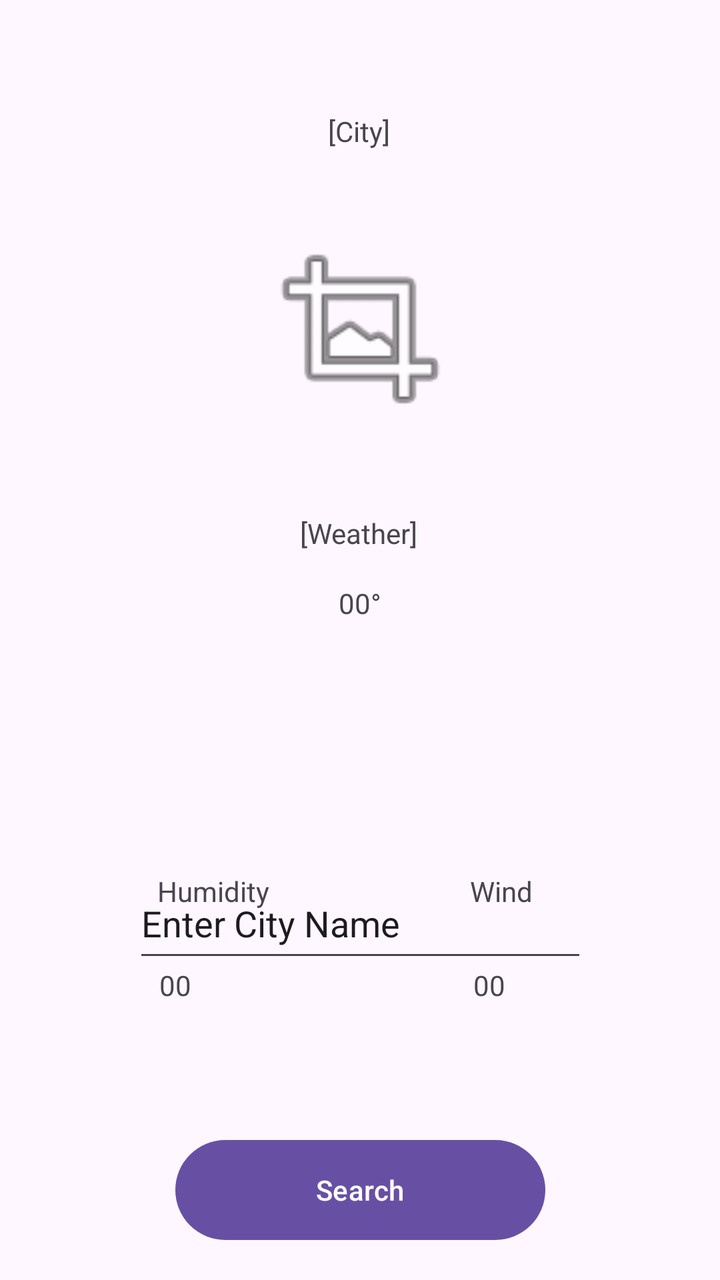
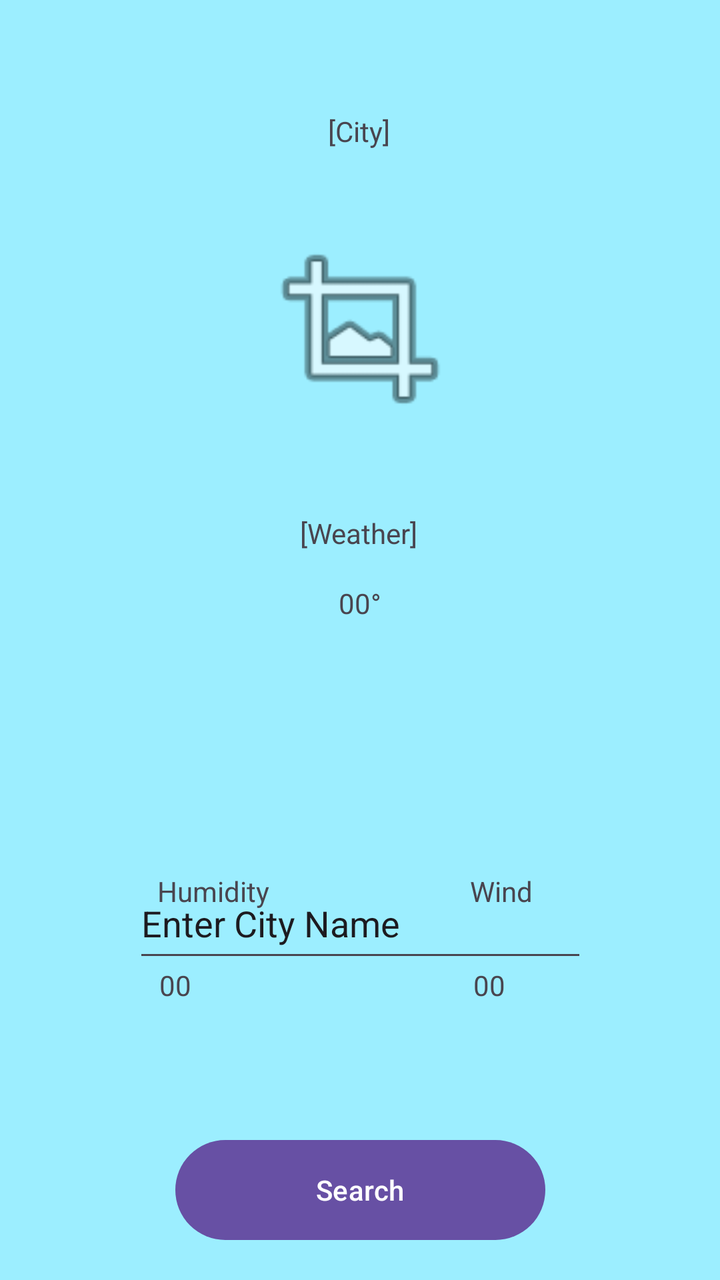

The first picture is an Android layout as it rendered before a commit; the second is the same layout after the commit. The layout source and the unified diff follow.
<!-- AndroidManifest.xml: application theme Theme.AndroidWeather -->
<!-- res/layout/activity_main.xml -->
<?xml version="1.0" encoding="utf-8"?>
<androidx.constraintlayout.widget.ConstraintLayout xmlns:android="http://schemas.android.com/apk/res/android"
    xmlns:app="http://schemas.android.com/apk/res-auto"
    xmlns:tools="http://schemas.android.com/tools"
    android:id="@+id/main"
    android:layout_width="match_parent"
    android:layout_height="match_parent"
    tools:context=".MainActivity">

    <TextView
        android:id="@+id/cityText"
        android:layout_width="wrap_content"
        android:layout_height="wrap_content"
        android:layout_marginTop="56dp"
        android:text="@string/city"
        app:layout_constraintEnd_toEndOf="parent"
        app:layout_constraintHorizontal_bias="0.498"
        app:layout_constraintStart_toStartOf="parent"
        app:layout_constraintTop_toTopOf="parent" />

    <ImageView
        android:id="@+id/imageView"
        android:layout_width="103dp"
        android:layout_height="106dp"
        android:layout_marginTop="36dp"
        app:layout_constraintEnd_toEndOf="parent"
        app:layout_constraintStart_toStartOf="parent"
        app:layout_constraintTop_toBottomOf="@+id/cityText"
        app:srcCompat="@android:drawable/ic_menu_crop" />

    <Button
        android:id="@+id/btnSearch"
        android:layout_width="185dp"
        android:layout_height="58dp"
        android:layout_marginBottom="16dp"
        android:text="@string/search"
        app:layout_constraintBottom_toBottomOf="parent"
        app:layout_constraintEnd_toEndOf="parent"
        app:layout_constraintStart_toStartOf="parent" />

    <EditText
        android:id="@+id/cityInput"
        android:layout_width="227dp"
        android:layout_height="52dp"
        android:layout_marginBottom="80dp"
        android:ems="10"
        android:inputType="text"
        android:text="@string/enter_city_name"
        app:layout_constraintBottom_toTopOf="@+id/btnSearch"
        app:layout_constraintEnd_toEndOf="parent"
        app:layout_constraintStart_toStartOf="parent" />

    <TextView
        android:id="@+id/windLabel"
        android:layout_width="wrap_content"
        android:layout_height="wrap_content"
        android:layout_marginTop="436dp"
        android:text="@string/wind"
        app:layout_constraintEnd_toEndOf="parent"
        app:layout_constraintHorizontal_bias="0.715"
        app:layout_constraintStart_toStartOf="parent"
        app:layout_constraintTop_toTopOf="parent" />

    <TextView
        android:id="@+id/humidityLabel"
        android:layout_width="wrap_content"
        android:layout_height="wrap_content"
        android:layout_marginTop="436dp"
        android:text="@string/humidity"
        app:layout_constraintEnd_toEndOf="parent"
        app:layout_constraintHorizontal_bias="0.259"
        app:layout_constraintStart_toStartOf="parent"
        app:layout_constraintTop_toTopOf="parent" />

    <TextView
        android:id="@+id/humidityText"
        android:layout_width="wrap_content"
        android:layout_height="wrap_content"
        android:layout_marginTop="28dp"
        android:text="00"
        app:layout_constraintEnd_toEndOf="parent"
        app:layout_constraintHorizontal_bias="0.232"
        app:layout_constraintStart_toStartOf="parent"
        app:layout_constraintTop_toBottomOf="@+id/humidityLabel" />

    <TextView
        android:id="@+id/windText"
        android:layout_width="wrap_content"
        android:layout_height="wrap_content"
        android:layout_marginTop="28dp"
        android:text="00"
        app:layout_constraintEnd_toEndOf="parent"
        app:layout_constraintHorizontal_bias="0.688"
        app:layout_constraintStart_toStartOf="parent"
        app:layout_constraintTop_toBottomOf="@+id/windLabel" />

    <TextView
        android:id="@+id/weatherText"
        android:layout_width="wrap_content"
        android:layout_height="wrap_content"
        android:layout_marginTop="40dp"
        android:text="@string/weather"
        app:layout_constraintEnd_toEndOf="parent"
        app:layout_constraintHorizontal_bias="0.498"
        app:layout_constraintStart_toStartOf="parent"
        app:layout_constraintTop_toBottomOf="@+id/imageView" />

    <TextView
        android:id="@+id/tempText"
        android:layout_width="wrap_content"
        android:layout_height="wrap_content"
        android:layout_marginTop="16dp"
        android:text="00°"
        app:layout_constraintEnd_toEndOf="parent"
        app:layout_constraintStart_toStartOf="parent"
        app:layout_constraintTop_toBottomOf="@+id/weatherText" />

</androidx.constraintlayout.widget.ConstraintLayout>
<!-- resources referenced by this layout -->
<resources>
  <string name="city">[City]</string>
  <string name="enter_city_name">Enter City Name</string>
  <string name="humidity">Humidity</string>
  <string name="search">Search</string>
  <string name="weather">[Weather]</string>
  <string name="wind">Wind</string>
  <style name="Theme.AndroidWeather" parent="Base.Theme.AndroidWeather" />
  <style name="Base.Theme.AndroidWeather" parent="Theme.Material3.DayNight.NoActionBar">
          
          
      </style>
</resources>

<!-- the commit's change to res/layout/activity_main.xml (unified diff, before → after) -->
@@ -5,6 +5,7 @@
     android:id="@+id/main"
     android:layout_width="match_parent"
     android:layout_height="match_parent"
+    android:background="#9CEEFF"
     tools:context=".MainActivity">
 
     <TextView
@@ -19,7 +20,7 @@
         app:layout_constraintTop_toTopOf="parent" />
 
     <ImageView
-        android:id="@+id/imageView"
+        android:id="@+id/weatherImageView"
         android:layout_width="103dp"
         android:layout_height="106dp"
         android:layout_marginTop="36dp"
@@ -103,7 +104,7 @@
         app:layout_constraintEnd_toEndOf="parent"
         app:layout_constraintHorizontal_bias="0.498"
         app:layout_constraintStart_toStartOf="parent"
-        app:layout_constraintTop_toBottomOf="@+id/imageView" />
+        app:layout_constraintTop_toBottomOf="@+id/weatherImageView" />
 
     <TextView
         android:id="@+id/tempText"
